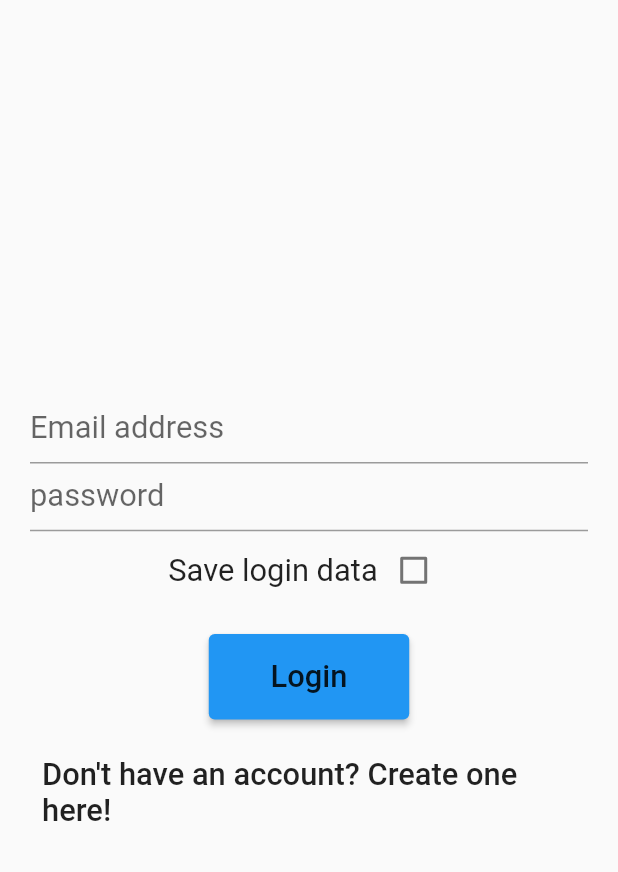
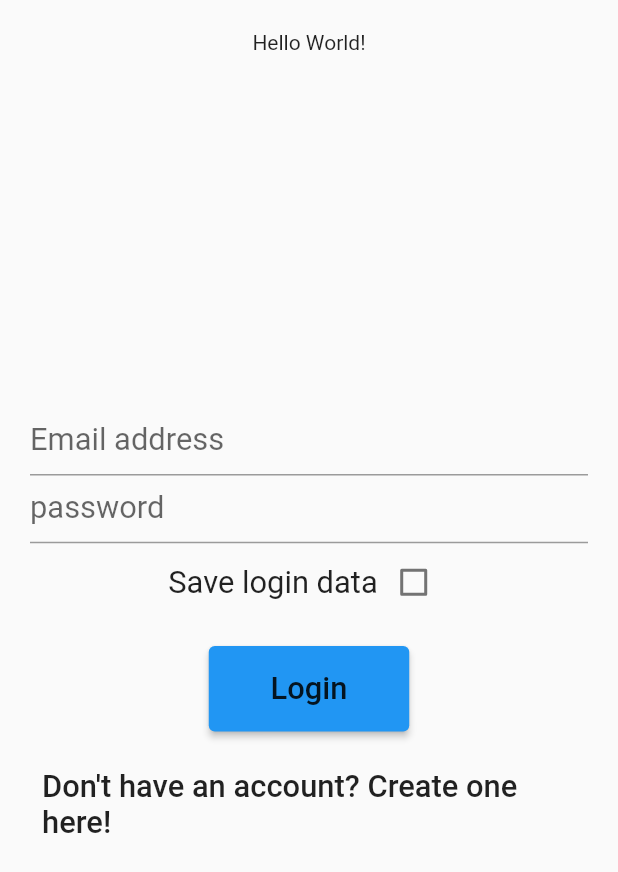
Before and after one commit to JVisi/book_rate_mobil, a Flutter app: the screen it shows after launch, on a phone screen of 412 x 824 dp. Shown: the top 872 px of the screen. Run offline on Flutter 3.47's test engine with Material 2 defaults, Android fonts, the phone set to English and light mode, and no system bars; our stand-ins replace flutter_spinkit, shared_preferences; missing offline and left inert: flutter_barcode_scanner; accounts and stored records are empty; generated files the repository leaves out were written again.

Commit message:
localization

```diff
--- /dev/null
+++ b/l10n.yaml
@@ -0,0 +1,3 @@
+arb-dir: lib/l10n
+template-arb-file: app_en.arb
+output-localization-file: app_localizations.dart
--- /dev/null
+++ b/lib/l10n/app_en.arb
@@ -0,0 +1,6 @@
+{
+    "helloWorld": "Hello World!",
+    "@helloWorld": {
+      "description": "The conventional newborn programmer greeting"
+    }
+}
--- /dev/null
+++ b/lib/l10n/app_hu.arb
@@ -0,0 +1,3 @@
+{
+    "helloWorld": "hello világ"
+}
--- a/lib/main.dart
+++ b/lib/main.dart
@@ -2,7 +2,9 @@ import 'package:book_rate/config/loader.dart';
 import 'package:flutter/material.dart';
 import 'package:book_rate/config/core.dart';
 import 'package:book_rate/screens/userAuth/login.dart';
+import 'package:flutter_localizations/flutter_localizations.dart';
 import 'package:scoped_model/scoped_model.dart';
+import 'package:flutter_gen/gen_l10n/app_localizations.dart';
 
 import 'config/model.dart';
 
@@ -13,12 +15,23 @@ void main() {
 }
 
 class MyApp extends StatelessWidget {
+
   const MyApp({Key? key}) : super(key: key);
 
   // This widget is the root of your application.
   @override
   Widget build(BuildContext context) {
     return MaterialApp(
+      localizationsDelegates: const [
+        AppLocalizations.delegate,
+        GlobalMaterialLocalizations.delegate,
+        GlobalWidgetsLocalizations.delegate,
+        GlobalCupertinoLocalizations.delegate
+      ],
+      supportedLocales: const [
+        Locale('en', ''), // English, no country code
+        Locale('hu', ''), // Spanish, no country code
+      ],
       title: 'Flutter Demo',
       initialRoute: '/',
       routes: routes,
--- a/lib/screens/userAuth/login.dart
+++ b/lib/screens/userAuth/login.dart
@@ -6,6 +6,7 @@ import 'package:book_rate/config/core.dart';
 import 'package:book_rate/config/loader.dart';
 import 'package:book_rate/serialized/user/user.dart';
 import 'package:book_rate/web/request_login.dart';
+import 'package:flutter_gen/gen_l10n/app_localizations.dart';
 
 class LoginScreen extends StatefulWidget {
   const LoginScreen({Key? key}) : super(key: key);
@@ -32,6 +33,7 @@ class LoginState extends State<LoginScreen> {
 
   @override
   Widget build(BuildContext context) {
+    print(AppLocalizations.of(context)!.helloWorld);
     SizeConfig().init(context);
     // TODO: implement build
     return Scaffold(
@@ -39,6 +41,7 @@ class LoginState extends State<LoginScreen> {
         padding: const EdgeInsets.symmetric(horizontal: 20, vertical: 20),
         child: Column(
           children: <Widget>[
+            Text(AppLocalizations.of(context)!.helloWorld),
             const Spacer(flex: 1,),
             AspectRatio(aspectRatio: SizeConfig.blockSizeVertical,
               child: TextFormField(
--- a/pubspec.yaml
+++ b/pubspec.yaml
@@ -32,7 +32,10 @@ dependencies:
   flutter_spinkit: ^5.1.0
   flutter_barcode_scanner: ^2.0.0
   scoped_model: ^2.0.0-nullsafety.0
+  intl: ^0.17.0
   flutter:
+    sdk: flutter
+  flutter_localizations: # Add this line
     sdk: flutter
 
 
@@ -58,7 +61,7 @@ dev_dependencies:
 
 # The following section is specific to Flutter.
 flutter:
-
+  generate: true
   # The following line ensures that the Material Icons font is
   # included with your application, so that you can use the icons in
   # the material Icons class.
```
Also changed, not shown: pubspec.lock.
